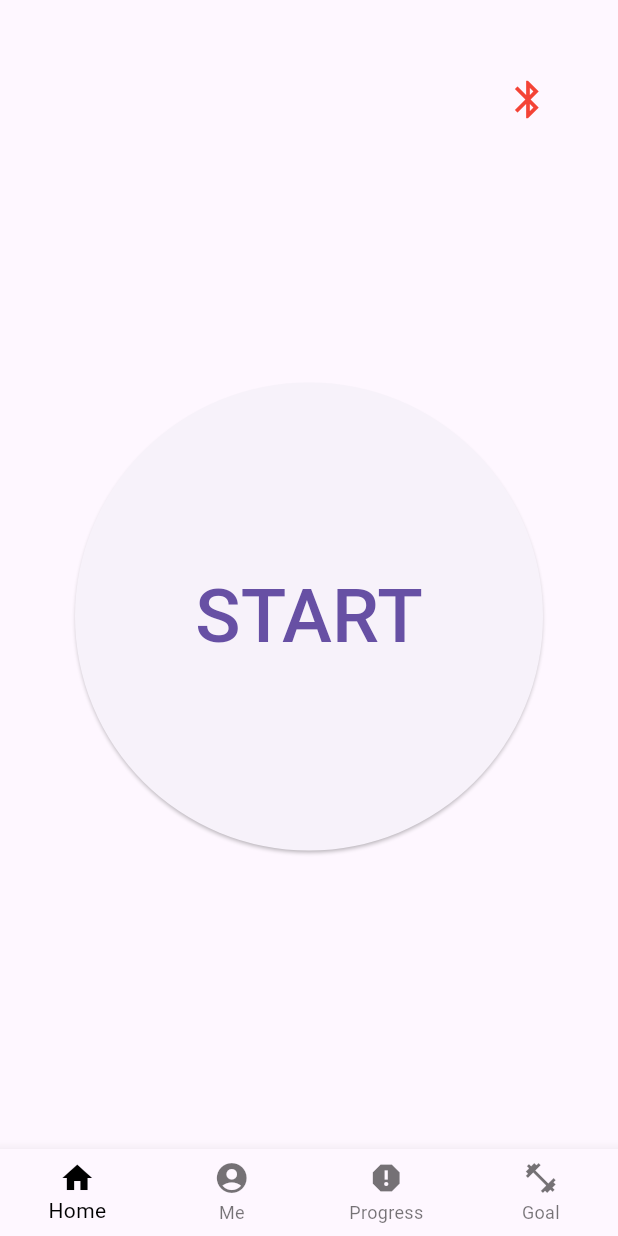
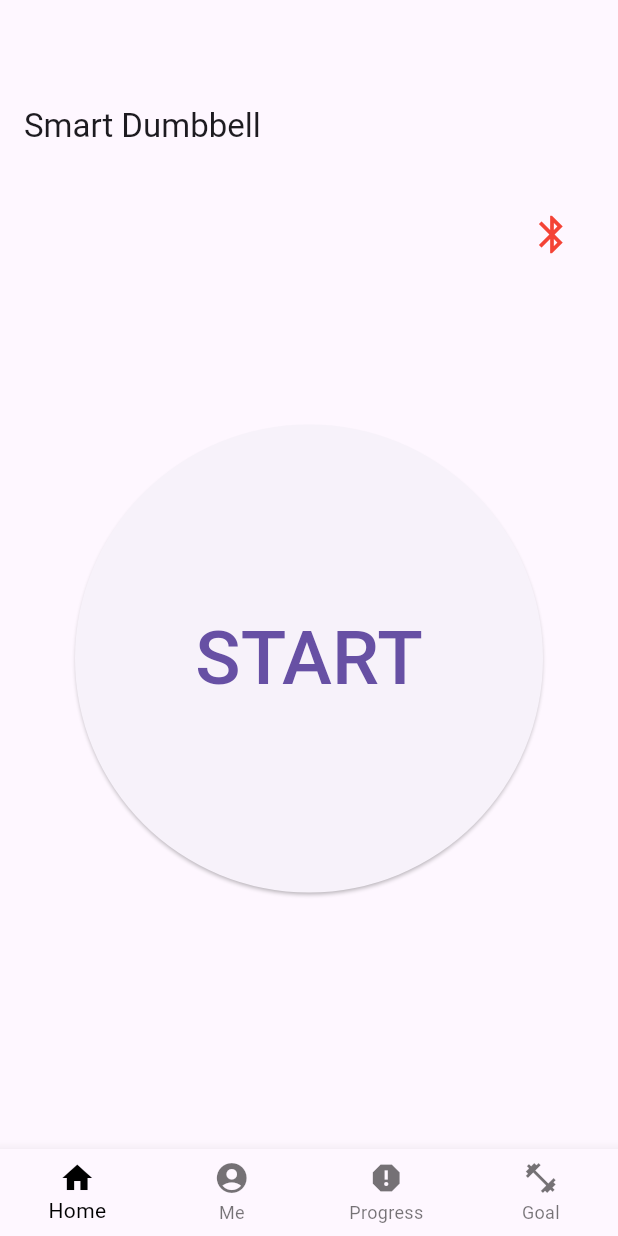
Before and after one commit to Smart-Dumbbell/main, a Flutter app: the screen it shows after launch, on a phone screen of 412 x 824 dp. Run offline on Flutter 3.47's test engine with Material 3 defaults, Android fonts, the phone set to English and light mode, and no system bars; our stand-ins replace fl_chart, logger, shared_preferences; missing offline and left inert: dart:ffi, flutter_reactive_ble.

Commit message:
rep bluetooth update

```diff
--- a/Mobile/lib/main.dart
+++ b/Mobile/lib/main.dart
@@ -10,7 +10,7 @@ import 'dart:async';
 import 'package:flutter/cupertino.dart';
 //import 'package:smart_dumbbell_mobile/bar_graphs/bar_graph.dart';
 import 'package:provider/provider.dart';
-// import 'package:smart_dumbbell_mobile/start_page.dart';
+ import 'package:smart_dumbbell_mobile/start_page.dart';
 import 'package:smart_dumbbell_mobile/working_page.dart';
 import 'package:smart_dumbbell_mobile/me_page.dart';
 import 'package:smart_dumbbell_mobile/goal_page.dart';
@@ -55,6 +55,150 @@ class MyApp extends StatelessWidget {
   }
 }
 
+// class HomePage extends StatefulWidget {
+//   @override
+//   _HomePageState createState() => _HomePageState();
+// }
+
+// class _HomePageState extends State<HomePage> {
+//   int _selectedIndex = 0;
+//   final _ble = FlutterReactiveBle();
+//   StreamSubscription<DiscoveredDevice>? _scanSub;
+//   StreamSubscription<ConnectionStateUpdate>? _connectSub;
+//   StreamSubscription<List<int>>? _notifySub;
+//   var _found = false;
+
+//   @override
+//   void initState() {
+//     super.initState();
+//     _scanSub = _ble.scanForDevices(withServices: []).listen(_onScanUpdate);
+//   }
+
+//   @override
+//   void dispose() {
+//     _notifySub?.cancel();
+//     _connectSub?.cancel();
+//     _scanSub?.cancel();
+//     super.dispose();
+//   }
+
+//   void _onItemTapped(int index) {
+//     if (index >= 0 && index < 4) {
+//       setState(() {
+//         _selectedIndex = index;
+//       });
+//     }
+//   }
+
+//   void _onScanUpdate(DiscoveredDevice d) {
+//     if (d.name == 'BLE-TEMP' && !_found) {
+//       _found = true;
+//       _connectSub = _ble.connectToDevice(id: d.id).listen((update) {
+//         if (update.connectionState == DeviceConnectionState.connected) {
+//           setState(() {
+//             isBluetoothConnected.value  = true;
+//           });
+//           _onConnected(d.id);
+//         }
+//         else {
+//           isBluetoothConnected.value = false;
+//         }
+//       });
+//     }
+//   }
+
+//   void _onConnected(String deviceId) {
+//     final characteristic = QualifiedCharacteristic(
+//         deviceId: deviceId,
+//         serviceId: Uuid.parse('00000000-5EC4-4083-81CD-A10B8D5CF6EC'),
+//         characteristicId: Uuid.parse('00000001-5EC4-4083-81CD-A10B8D5CF6EC'));
+
+//     _notifySub = _ble.subscribeToCharacteristic(characteristic).listen((bytes) {
+//       setState(() {
+//         _value = const Utf8Decoder().convert(bytes);
+//       });
+//     });
+//   }
+
+//   @override
+//   Widget build(BuildContext context) {
+//     return Scaffold(
+//       appBar: AppBar(
+//         //title: Text('Home Page'),
+//         automaticallyImplyLeading: false, // Remove the back arrow
+//       ),
+//       body: Center(
+//         child: _selectedIndex == 0
+//             ? ElevatedButton(
+//                 onPressed: () {
+//                   // Your code here for Start button
+//                   Navigator.push(
+//                     context,
+//                     MaterialPageRoute(builder: (context) => WorkingPage()),
+//                   );
+//                 },
+//                 style: ElevatedButton.styleFrom(
+//                   shape: CircleBorder(),
+//                   padding: EdgeInsets.all(120), // Adjust the size of the button
+//                 ),
+//                 child: Text('START', style: TextStyle(fontSize: 50)), // Adjust the size of the font
+//               )
+//             : _value.isEmpty
+//                 ? const CircularProgressIndicator()
+//                 : Text(_value, style: Theme.of(context).textTheme.titleLarge),
+//       ),
+//       bottomNavigationBar: BottomNavigationBar(
+//         type: BottomNavigationBarType.fixed,
+//         items: const <BottomNavigationBarItem>[
+//           BottomNavigationBarItem(
+//             icon: Icon(Icons.home),
+//             label: 'Home',
+//           ),
+//           BottomNavigationBarItem(
+//             icon: Icon(Icons.account_circle),
+//             label: 'Me',
+//           ),
+//           BottomNavigationBarItem(
+//             icon: Icon(Icons.report),
+//             label: 'Progress',
+//           ),
+//           BottomNavigationBarItem(
+//             icon: Icon(Icons.fitness_center),
+//             label: 'Goal',
+//           ),
+//         ],
+//         currentIndex: _selectedIndex,
+//         selectedItemColor: Colors.black,
+//         onTap: _onItemTapped,
+//       ),
+//       floatingActionButtonLocation: FloatingActionButtonLocation.endTop,
+//       floatingActionButton: Padding(
+//         padding: const EdgeInsets.only(top: 20, right: 20),
+//         child: ValueListenableBuilder<bool>(
+//           valueListenable: isBluetoothConnected,
+//           builder: (context, value, child) {
+//             return IconButton(
+//               icon: Icon(
+//                 Icons.bluetooth,
+//                 color: value ? Colors.blue : Colors.red,
+//                 size: 30,
+//               ),
+//               onPressed: () {
+//                 _scanSub?.cancel();
+//                 _found = false;
+//                 setState(() {});
+//                 _scanSub = _ble.scanForDevices(withServices: []).listen(_onScanUpdate);
+//               },
+//             );
+//           },
+//         ),
+//       ),
+//     );
+//   }
+// }
+
+
+
 class HomePage extends StatefulWidget {
   @override
   _HomePageState createState() => _HomePageState();
@@ -62,90 +206,34 @@ class HomePage extends StatefulWidget {
 
 class _HomePageState extends State<HomePage> {
   int _selectedIndex = 0;
-  final _ble = FlutterReactiveBle();
-  StreamSubscription<DiscoveredDevice>? _scanSub;
-  StreamSubscription<ConnectionStateUpdate>? _connectSub;
-  StreamSubscription<List<int>>? _notifySub;
-  var _found = false;
 
-  @override
-  void initState() {
-    super.initState();
-    _scanSub = _ble.scanForDevices(withServices: []).listen(_onScanUpdate);
-  }
-
-  @override
-  void dispose() {
-    _notifySub?.cancel();
-    _connectSub?.cancel();
-    _scanSub?.cancel();
-    super.dispose();
-  }
+  static List<Widget> _widgetOptions = <Widget>[
+    StartPage(),
+    MePage(),
+    ProgressPage(),
+    //GoalPage(),
+    GoalPage(onGoalSelected: (int selectedIndex) {}),
+  ];
 
   void _onItemTapped(int index) {
-    if (index >= 0 && index < 4) {
-      setState(() {
-        _selectedIndex = index;
-      });
-    }
+
+    if (index >= 0 && index < _widgetOptions.length) {
+    setState(() {
+      _selectedIndex = index;
+    });
   }
-
-  void _onScanUpdate(DiscoveredDevice d) {
-    if (d.name == 'BLE-TEMP' && !_found) {
-      _found = true;
-      _connectSub = _ble.connectToDevice(id: d.id).listen((update) {
-        if (update.connectionState == DeviceConnectionState.connected) {
-          setState(() {
-            isBluetoothConnected.value  = true;
-          });
-          _onConnected(d.id);
-        }
-        else {
-          isBluetoothConnected.value = false;
-        }
-      });
-    }
-  }
-
-  void _onConnected(String deviceId) {
-    final characteristic = QualifiedCharacteristic(
-        deviceId: deviceId,
-        serviceId: Uuid.parse('00000000-5EC4-4083-81CD-A10B8D5CF6EC'),
-        characteristicId: Uuid.parse('00000001-5EC4-4083-81CD-A10B8D5CF6EC'));
-
-    _notifySub = _ble.subscribeToCharacteristic(characteristic).listen((bytes) {
-      setState(() {
-        _value = const Utf8Decoder().convert(bytes);
-      });
-    });
   }
 
   @override
   Widget build(BuildContext context) {
     return Scaffold(
       appBar: AppBar(
+
         //title: Text('Home Page'),
         automaticallyImplyLeading: false, // Remove the back arrow
       ),
       body: Center(
-        child: _selectedIndex == 0
-            ? ElevatedButton(
-                onPressed: () {
-                  // Your code here for Start button
-                  Navigator.push(
-                    context,
-                    MaterialPageRoute(builder: (context) => WorkingPage()),
-                  );
-                },
-                style: ElevatedButton.styleFrom(
-                  shape: CircleBorder(),
-                  padding: EdgeInsets.all(120), // Adjust the size of the button
-                ),
-                child: Text('START', style: TextStyle(fontSize: 50)), // Adjust the size of the font
-              )
-            : _value.isEmpty
-                ? const CircularProgressIndicator()
-                : Text(_value, style: Theme.of(context).textTheme.titleLarge),
+        child: _widgetOptions.elementAt(_selectedIndex),
       ),
       bottomNavigationBar: BottomNavigationBar(
         type: BottomNavigationBarType.fixed,
@@ -171,94 +259,6 @@ class _HomePageState extends State<HomePage> {
         selectedItemColor: Colors.black,
         onTap: _onItemTapped,
       ),
-      floatingActionButtonLocation: FloatingActionButtonLocation.endTop,
-      floatingActionButton: Padding(
-        padding: const EdgeInsets.only(top: 20, right: 20),
-        child: ValueListenableBuilder<bool>(
-          valueListenable: isBluetoothConnected,
-          builder: (context, value, child) {
-            return IconButton(
-              icon: Icon(
-                Icons.bluetooth,
-                color: value ? Colors.blue : Colors.red,
-                size: 30,
-              ),
-              onPressed: () {
-                _scanSub?.cancel();
-                _found = false;
-                setState(() {});
-                _scanSub = _ble.scanForDevices(withServices: []).listen(_onScanUpdate);
-              },
-            );
-          },
-        ),
-      ),
     );
   }
 }
-
-
-
-// class HomePage extends StatefulWidget {
-//   @override
-//   _HomePageState createState() => _HomePageState();
-// }
-
-// class _HomePageState extends State<HomePage> {
-//   int _selectedIndex = 0;
-
-//   static List<Widget> _widgetOptions = <Widget>[
-//     StartPage(),
-//     MePage(),
-//     ProgressPage(),
-//     //GoalPage(),
-//     GoalPage(onGoalSelected: (int selectedIndex) {}),
-//   ];
-
-//   void _onItemTapped(int index) {
-
-//     if (index >= 0 && index < _widgetOptions.length) {
-//     setState(() {
-//       _selectedIndex = index;
-//     });
-//   }
-//   }
-
-//   @override
-//   Widget build(BuildContext context) {
-//     return Scaffold(
-//       appBar: AppBar(
-
-//         //title: Text('Home Page'),
-//         automaticallyImplyLeading: false, // Remove the back arrow
-//       ),
-//       body: Center(
-//         child: _widgetOptions.elementAt(_selectedIndex),
-//       ),
-//       bottomNavigationBar: BottomNavigationBar(
-//         type: BottomNavigationBarType.fixed,
-//         items: const <BottomNavigationBarItem>[
-//           BottomNavigationBarItem(
-//             icon: Icon(Icons.home),
-//             label: 'Home',
-//           ),
-//           BottomNavigationBarItem(
-//             icon: Icon(Icons.account_circle),
-//             label: 'Me',
-//           ),
-//           BottomNavigationBarItem(
-//             icon: Icon(Icons.report),
-//             label: 'Progress',
-//           ),
-//           BottomNavigationBarItem(
-//             icon: Icon(Icons.fitness_center),
-//             label: 'Goal',
-//           ),
-//         ],
-//         currentIndex: _selectedIndex,
-//         selectedItemColor: Colors.black,
-//         onTap: _onItemTapped,
-//       ),
-//     );
-//   }
-// }
```
Also changed, not shown: Mobile/lib/start_page.dart (+107 -25 lines), 2 other files.
